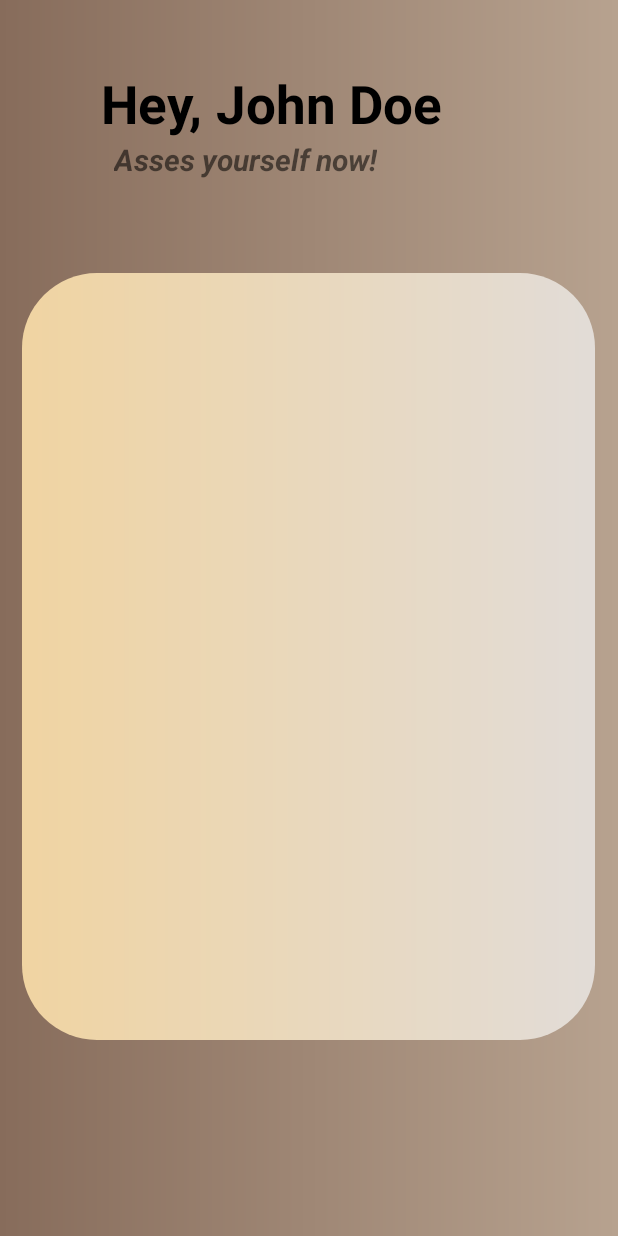
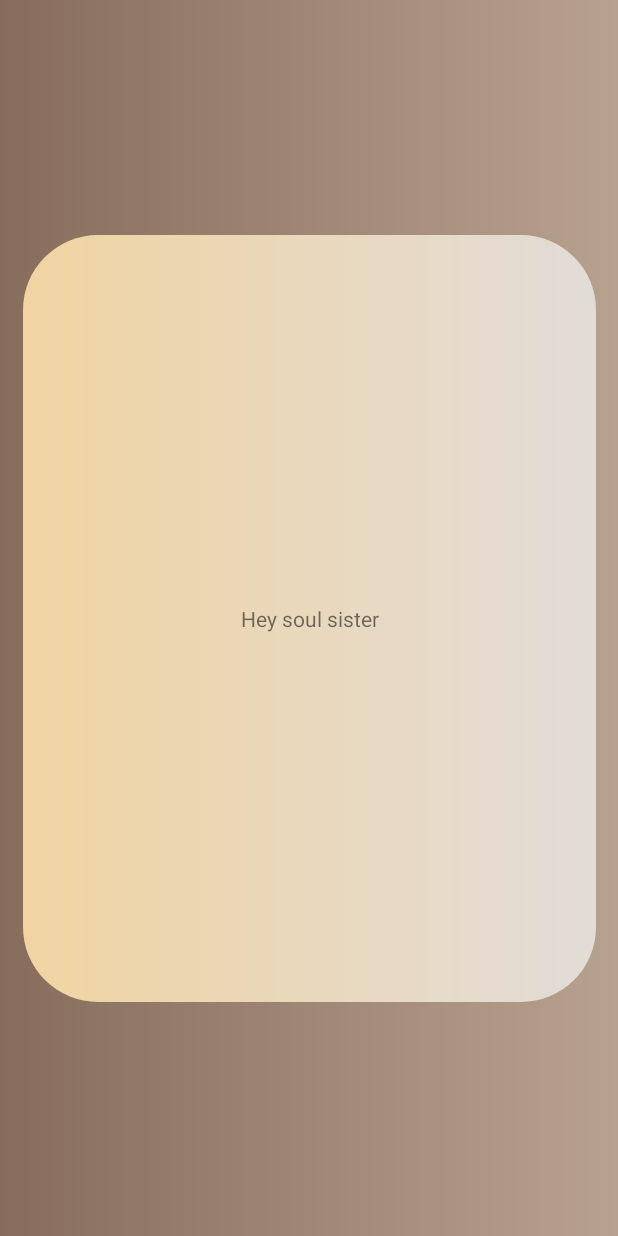
Before and after one commit to CreamyG/HowAreU, an Android app: the InspirationalQuotesActivity screen opened directly, with no data from a screen before it, on a phone screen of 412 x 824 dp. Run offline under Robolectric (Android 15) with nearby library versions, the phone set to English and light mode, and no system bars.

Commit message:
SplashScreen Quote with  Logic

```diff
--- a/app/src/main/java/com/example/howareu/activity/InspirationalQuotesActivity.java
+++ b/app/src/main/java/com/example/howareu/activity/InspirationalQuotesActivity.java
@@ -2,15 +2,69 @@ package com.example.howareu.activity;
 
 import androidx.appcompat.app.AppCompatActivity;
 
+import android.content.Context;
+import android.content.Intent;
+import android.content.SharedPreferences;
 import android.os.Bundle;
+import android.os.Handler;
+import android.widget.TextView;
 
 import com.example.howareu.R;
+import com.example.howareu.constant.Arrays;
+import com.example.howareu.constant.Strings;
+
+import java.util.ArrayList;
+import java.util.Calendar;
+import java.util.HashSet;
+import java.util.Random;
+import java.util.Set;
 
 public class InspirationalQuotesActivity extends AppCompatActivity {
-
+    private static final int SPLASH_TIME_OUT = 3000; // 3 seconds
+    private SharedPreferences mPrefs;
+    public TextView quoteText;
     @Override
     protected void onCreate(Bundle savedInstanceState) {
         super.onCreate(savedInstanceState);
         setContentView(R.layout.activity_inspirational_quotes);
+        mPrefs= getSharedPreferences(Strings.START_PREF_NAME, Context.MODE_PRIVATE);
+        quoteText = findViewById(R.id.quoteText);
+        //Getting Hard coded quotes  and savedQuote from pref
+        ArrayList<String> quotes = Arrays.quotes();
+        Set<String> savedQuote = mPrefs.getStringSet(Strings.SAVED_QUOTE, null);
+        if(savedQuote==null){
+            savedQuote= new HashSet<>();
+        }
+        //Random logic
+        Random random = new Random();
+        int ran= random.nextInt(quotes.size());
+        if(!(savedQuote.isEmpty())){
+            while(savedQuote.contains(quotes.get(ran))){
+                ran= random.nextInt(quotes.size());
+            }
+        }
+        //Quote output
+        String selectedQuote = quotes.get(ran);
+        savedQuote.add(selectedQuote);
+        quoteText.setText(selectedQuote);
+        //Clear savedQuote pref when 7thday or just save to pref
+        if(savedQuote.size()==quotes.size()){
+            mPrefs.edit().putStringSet(Strings.SAVED_QUOTE,null).apply();
+        }
+        else{
+            HashSet<String> hashSet = new HashSet<String>(savedQuote);
+            mPrefs.edit().putStringSet(Strings.SAVED_QUOTE,hashSet).apply();
+        }
+
+        new Handler().postDelayed(new Runnable() {
+            @Override
+            public void run() {
+                Intent i = new Intent(InspirationalQuotesActivity.this, MainMenuActivity.class);
+                startActivity(i);
+                finish();
+            }
+        }, SPLASH_TIME_OUT);
     }
+
+
 }
--- a/app/src/main/java/com/example/howareu/activity/fragments/HomeFragment.java
+++ b/app/src/main/java/com/example/howareu/activity/fragments/HomeFragment.java
@@ -68,7 +68,7 @@ public class HomeFragment extends Fragment implements HomeActivityAdapter.OnDele
     Application application;
     List<SimpleActivityModel> simpleActivityModel = new ArrayList<>();
     List<SimpleTodoModel> simpleTodoModel = new ArrayList<>();
-    List<Date> allActivityDate = new ArrayList<>();
+
 
     List<Activity> allActivity ;
     List<Journal> allJournal;
--- a/app/src/main/java/com/example/howareu/constant/Arrays.java
+++ b/app/src/main/java/com/example/howareu/constant/Arrays.java
@@ -32,4 +32,13 @@ public abstract class Arrays {
         return daysInWeek;
     }
 
+
+    public static final ArrayList<String> quotes() {
+        ArrayList<String> quotes = new ArrayList<String>();
+        quotes.add("Ride the wind bullsEye!");
+        quotes.add("Yey its Friyay");
+        quotes.add("Hey soul sister");
+        return quotes;
+    }
+
 }
--- a/app/src/main/res/layout/activity_inspirational_quotes.xml
+++ b/app/src/main/res/layout/activity_inspirational_quotes.xml
@@ -13,70 +13,29 @@
         tools:layout_editor_absoluteX="-108dp"
         tools:layout_editor_absoluteY="0dp">
 
-        <TextView
-            android:id="@+id/messageTextView"
-            android:layout_width="wrap_content"
-            android:layout_height="wrap_content"
-            android:text="Hey, "
-            android:textColor="@color/black"
-            android:textColorHighlight="@color/black"
-            android:textColorLink="@color/white"
-            android:textSize="35sp"
-            android:textStyle="bold"
-            app:layout_constraintBottom_toBottomOf="parent"
-            app:layout_constraintEnd_toEndOf="parent"
-            app:layout_constraintHorizontal_bias="0.201"
-            app:layout_constraintStart_toStartOf="parent"
-            app:layout_constraintTop_toTopOf="parent"
-            app:layout_constraintVertical_bias="0.058" />
-
-        <TextView
-            android:id="@+id/nameTextView"
-            android:layout_width="wrap_content"
-            android:layout_height="wrap_content"
-            android:text="John Doe"
-            android:textColor="@color/black"
-            android:textColorHighlight="@color/black"
-            android:textColorLink="@color/white"
-            android:textSize="35sp"
-            android:textStyle="bold"
-            app:layout_constraintBottom_toBottomOf="@+id/messageTextView"
-            app:layout_constraintEnd_toEndOf="parent"
-            app:layout_constraintHorizontal_bias="0.0"
-            app:layout_constraintStart_toEndOf="@+id/messageTextView"
-            app:layout_constraintTop_toTopOf="@+id/messageTextView"
-            app:layout_constraintVertical_bias="0.0" />
-
-        <TextView
-            android:id="@+id/textView3"
-            android:layout_width="wrap_content"
-            android:layout_height="wrap_content"
-            android:text="Asses yourself now!"
-            android:textColorHighlight="@color/black"
-            android:textColorHint="@color/black"
-            android:textColorLink="@color/white"
-            android:textSize="20sp"
-            android:textStyle="bold|italic"
-            app:layout_constraintBottom_toBottomOf="parent"
-            app:layout_constraintEnd_toEndOf="parent"
-            app:layout_constraintHorizontal_bias="0.321"
-            app:layout_constraintStart_toStartOf="parent"
-            app:layout_constraintTop_toBottomOf="@+id/messageTextView"
-            app:layout_constraintVertical_bias="0.0" />
 
         <androidx.constraintlayout.widget.ConstraintLayout
             android:layout_width="382dp"
             android:layout_height="511dp"
             android:layout_margin="20px"
-            android:layout_marginTop="1dp"
             android:background="@drawable/soft_square_gradient_background"
             app:layout_constraintBottom_toBottomOf="parent"
             app:layout_constraintEnd_toEndOf="parent"
-            app:layout_constraintHorizontal_bias="0.448"
             app:layout_constraintStart_toStartOf="parent"
-            app:layout_constraintTop_toBottomOf="@+id/textView3"
-            app:layout_constraintVertical_bias="0.292">
+            app:layout_constraintTop_toTopOf="parent">
 
+
+            <TextView
+                android:id="@+id/quoteText"
+                android:layout_width="wrap_content"
+                android:layout_height="wrap_content"
+                android:text=""
+                android:layout_margin="20dp"
+                android:padding="50dp"
+                app:layout_constraintBottom_toBottomOf="parent"
+                app:layout_constraintEnd_toEndOf="parent"
+                app:layout_constraintStart_toStartOf="parent"
+                app:layout_constraintTop_toTopOf="parent" />
         </androidx.constraintlayout.widget.ConstraintLayout>
 
     </androidx.constraintlayout.widget.ConstraintLayout>
```
Also changed, not shown: app/src/main/AndroidManifest.xml (+13 -6 lines), app/src/main/java/com/example/howareu/activity/SplashScreenActivity.java (added, +62 -0 lines), app/src/main/java/com/example/howareu/constant/Strings.java (+7 -0 lines), app/src/main/res/layout/activity_splash_screen.xml (added, +9 -0 lines).
